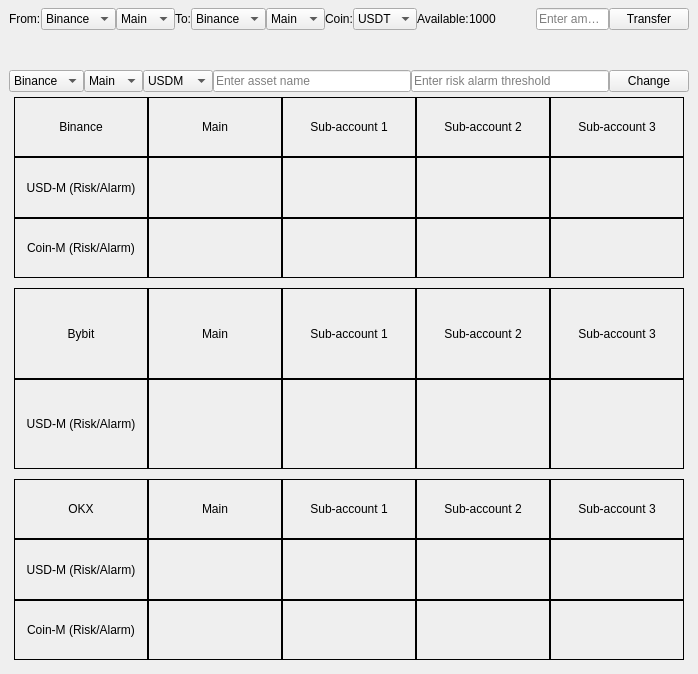
The window that UI.ui (VoHieu123/crypto_app) describes before a commit, drawn with Qt 5.
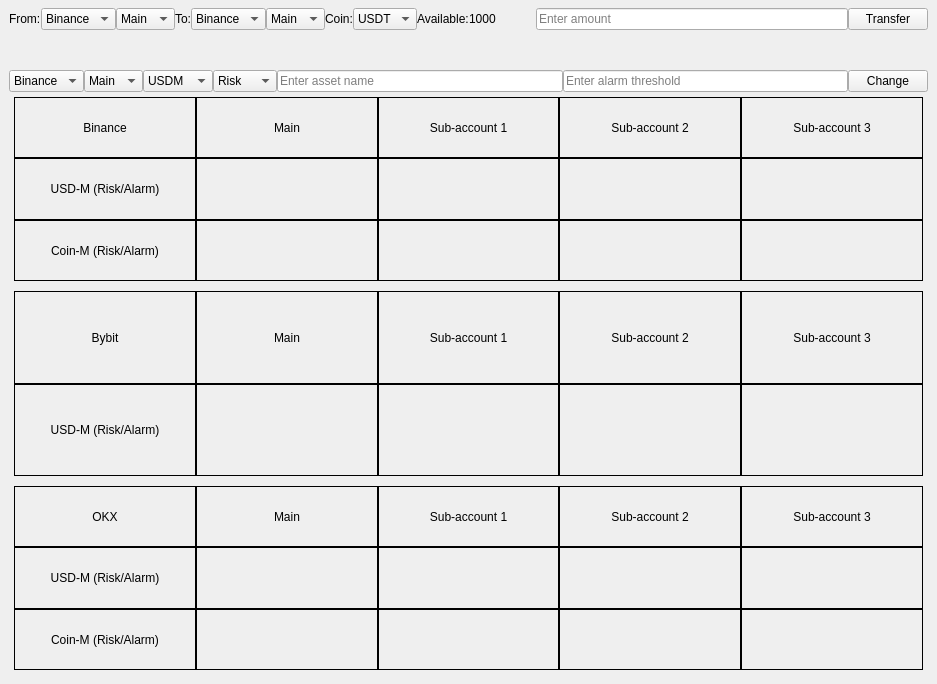
The same window after the commit.

What changed in the file:
```diff
--- a/UI.ui
+++ b/UI.ui
@@ -6,8 +6,8 @@
    <rect>
     <x>0</x>
     <y>0</y>
-    <width>698</width>
-    <height>674</height>
+    <width>937</width>
+    <height>684</height>
    </rect>
   </property>
   <property name="windowTitle">
@@ -266,6 +266,20 @@
           </item>
          </widget>
         </item>
+        <item>
+         <widget class="QComboBox" name="comboBox_alarmType">
+          <item>
+           <property name="text">
+            <string>Risk</string>
+           </property>
+          </item>
+          <item>
+           <property name="text">
+            <string>Equity</string>
+           </property>
+          </item>
+         </widget>
+        </item>
         <item>
          <widget class="QLineEdit" name="lineEdit_assetName">
           <property name="placeholderText">
@@ -276,7 +290,7 @@
         <item>
          <widget class="QLineEdit" name="lineEdit_threshold">
           <property name="placeholderText">
-           <string>Enter risk alarm threshold</string>
+           <string>Enter alarm threshold</string>
           </property>
          </widget>
         </item>
@@ -305,8 +319,8 @@
           <rect>
            <x>0</x>
            <y>0</y>
-           <width>678</width>
-           <height>181</height>
+           <width>917</width>
+           <height>184</height>
           </rect>
          </property>
          <layout class="QHBoxLayout" name="horizontalLayout_2">
@@ -682,8 +696,8 @@
           <rect>
            <x>0</x>
            <y>0</y>
-           <width>678</width>
-           <height>181</height>
+           <width>917</width>
+           <height>185</height>
           </rect>
          </property>
          <layout class="QHBoxLayout" name="horizontalLayout_40">
@@ -952,8 +966,8 @@
           <rect>
            <x>0</x>
            <y>0</y>
-           <width>678</width>
-           <height>181</height>
+           <width>917</width>
+           <height>184</height>
           </rect>
          </property>
          <layout class="QHBoxLayout" name="horizontalLayout_27">
```
